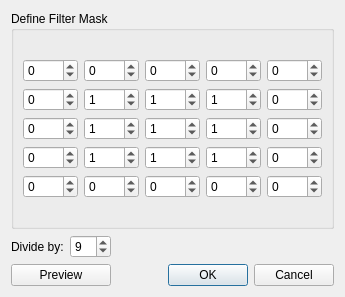
The window that customfilterdialog.ui (mbobowsk/DarQwin) describes before a commit, drawn with Qt 5.
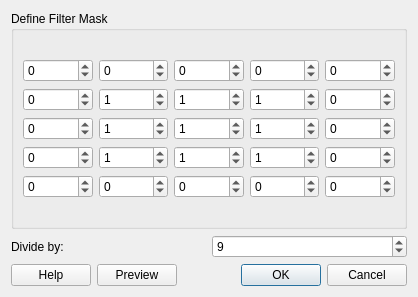
The same window after the commit.

```diff
--- a/customfilterdialog.ui
+++ b/customfilterdialog.ui
@@ -6,7 +6,7 @@
    <rect>
     <x>0</x>
     <y>0</y>
-    <width>345</width>
+    <width>418</width>
     <height>297</height>
    </rect>
   </property>
@@ -14,7 +14,7 @@
    <string>Custom Filter</string>
   </property>
   <layout class="QGridLayout" name="gridLayout_3">
-   <item row="0" column="0" colspan="2">
+   <item row="0" column="0">
     <widget class="QGroupBox" name="groupBox">
      <property name="title">
       <string>Define Filter Mask</string>
@@ -329,13 +329,22 @@
     </layout>
    </item>
    <item row="2" column="0">
+    <layout class="QHBoxLayout" name="horizontalLayout_2">
+     <item>
+      <widget class="QPushButton" name="helpButton">
+       <property name="text">
+        <string>Help</string>
+       </property>
+      </widget>
+     </item>
+     <item>
     <widget class="QPushButton" name="previewButton">
      <property name="text">
       <string>Preview</string>
      </property>
     </widget>
    </item>
-   <item row="2" column="1">
+     <item>
     <widget class="QDialogButtonBox" name="buttonBox">
      <property name="orientation">
       <enum>Qt::Horizontal</enum>
@@ -344,6 +353,8 @@
       <set>QDialogButtonBox::Cancel|QDialogButtonBox::Ok</set>
      </property>
     </widget>
+     </item>
+    </layout>
    </item>
   </layout>
  </widget>
```
Lines whose indentation alone changed are shown as unchanged.
